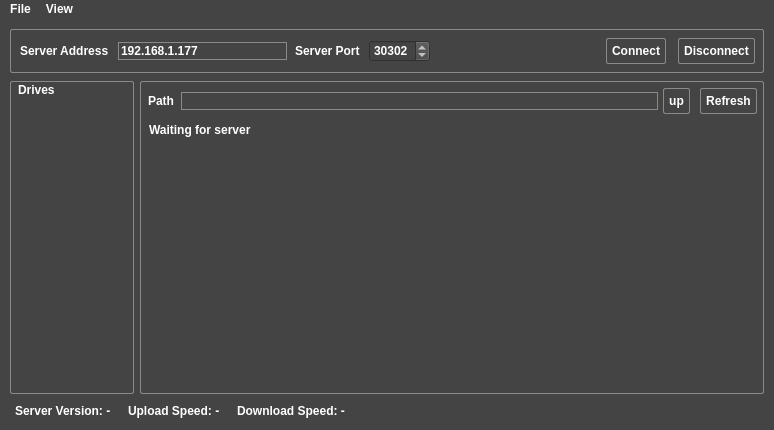
This is ApolloExplorerPC/mainwindow.ui in ronybeck/ApolloExplorer as Qt 5 draws it before an edit. The edited form follows.
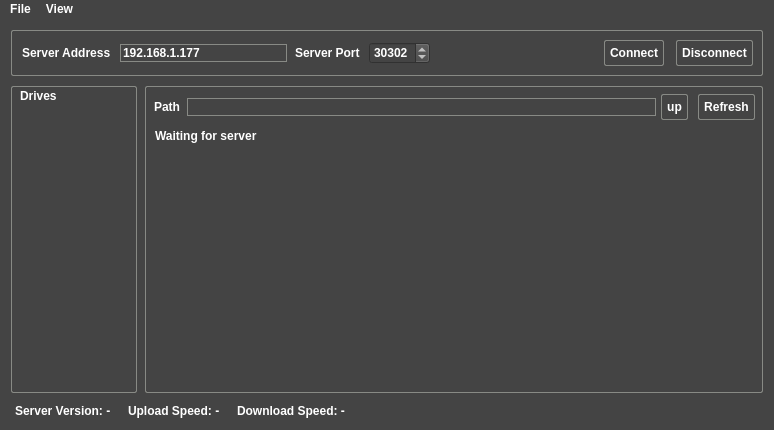
This is the edited form. Icons and pictures are not drawn.

```diff
--- a/ApolloExplorerPC/mainwindow.ui
+++ b/ApolloExplorerPC/mainwindow.ui
@@ -53,9 +53,9 @@
 }
 QGroupBox
 {
-	padding: 1px;
+	padding: 2px;
 	border: 1px solid  rgb(136, 138, 133);
-	margin: 1px;
+	margin: 2px;
 	border-radius: 2px;
 }
 QGroupBox::Title
```
Left out of the diff: 4 changed lines with no effect on the pictures.
